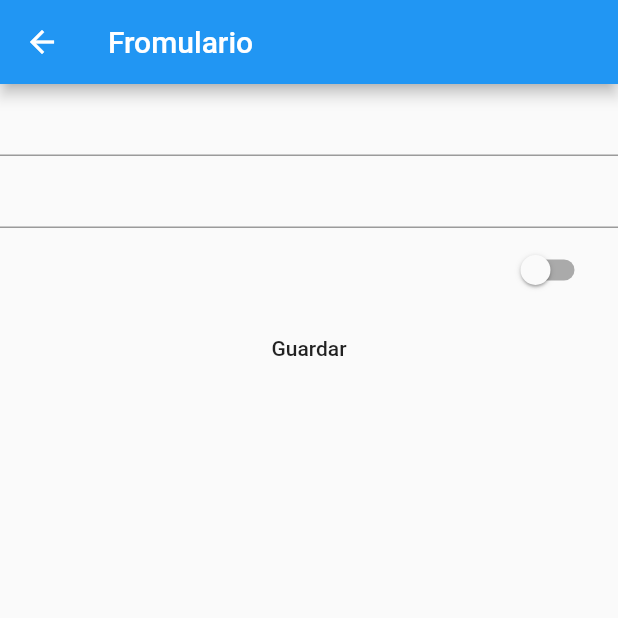
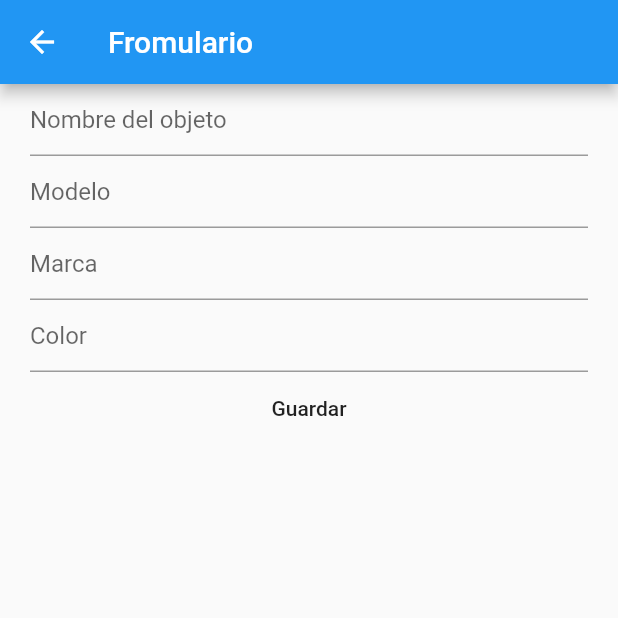
Before and after one commit to ElanTic/LosTSPerrones, a Flutter app: the Formulario screen opened directly, on a phone screen of 412 x 824 dp, the top half of it. Run offline on Flutter 3.47's test engine with Material 2 defaults, Android fonts, the phone set to English and light mode, and no system bars; our stand-ins replace google_maps_flutter, image_picker.

Commit message:
Se agrega formulario

```diff
--- a/lib/Views/Formulario.dart
+++ b/lib/Views/Formulario.dart
@@ -1,5 +1,7 @@
 //import de materialapp
 import 'package:flutter/material.dart';
+import 'package:itemtrackers/models/FichaObjetoP.dart';
+import 'package:itemtrackers/models/Joven.dart';
 
 class Formulario extends StatefulWidget {
   const Formulario({super.key});
@@ -10,20 +12,43 @@ class Formulario extends StatefulWidget {
 
 class _FormularioState extends State<Formulario> {
   //Crea un formulario con un campo de texto y un boton para enviar
+  bool objeto = false;
   @override
   Widget build(BuildContext context) {
     return Scaffold(
         appBar: AppBar(title: const Text("Fromulario")),
-        body: Form(
+        body: Padding(
+          padding: const EdgeInsets.symmetric(horizontal: 20.0),
           child: Form(
             child: Column(
               children: [
-                TextFormField(),
-                TextFormField(),
-                SwitchListTile(value: false, onChanged: (bool? value) {}),
+                TextFormField(
+                  keyboardType: TextInputType.text,
+                  decoration: const InputDecoration(
+                    hintText: 'Nombre del objeto',
+                  ),
+                ),
+                TextFormField(
+                  keyboardType: TextInputType.text,
+                  decoration: const InputDecoration(
+                    hintText: 'Modelo',
+                  ),
+                ),
+                TextFormField(
+                  keyboardType: TextInputType.text,
+                  decoration: const InputDecoration(
+                    hintText: 'Marca',
+                  ),
+                ),
+                TextFormField(
+                  keyboardType: TextInputType.text,
+                  decoration: const InputDecoration(
+                    hintText: 'Color',
+                  ),
+                ),
                 MaterialButton(
                   onPressed: () {},
-                  child: Text('Guardar'),
+                  child: const Text('Guardar'),
                 )
               ],
             ),
--- a/lib/Views/Pag2.dart
+++ b/lib/Views/Pag2.dart
@@ -1,6 +1,8 @@
 import 'package:flutter/material.dart';
 import 'package:image_picker/image_picker.dart';
 import 'dart:io';
+
+import 'package:itemtrackers/Views/Formulario.dart';
 
 class Pag2 extends StatefulWidget {
   const Pag2({super.key});
@@ -22,7 +24,7 @@ class _Pag2State extends State<Pag2> {
         padding: EdgeInsets.all(70),
         child: Column(
           children: [
-            Text("Deescripción de la publicación"),
+            Text("Descripción de la publicación"),
             TextField(
               decoration: InputDecoration(
                 border: OutlineInputBorder(),
@@ -42,6 +44,16 @@ class _Pag2State extends State<Pag2> {
                 getImage();
               },
               child: Text('Subir imagen'),
+            ),
+            Padding(
+              padding: EdgeInsets.symmetric(vertical: 10),
+            ),
+            ElevatedButton(
+              onPressed: () {
+                Navigator.push(context,
+                    MaterialPageRoute(builder: (context) => Formulario()));
+              },
+              child: Text('Formulario de objeto perdido'),
             ),
             Padding(
               padding: EdgeInsets.symmetric(vertical: 10),
```
